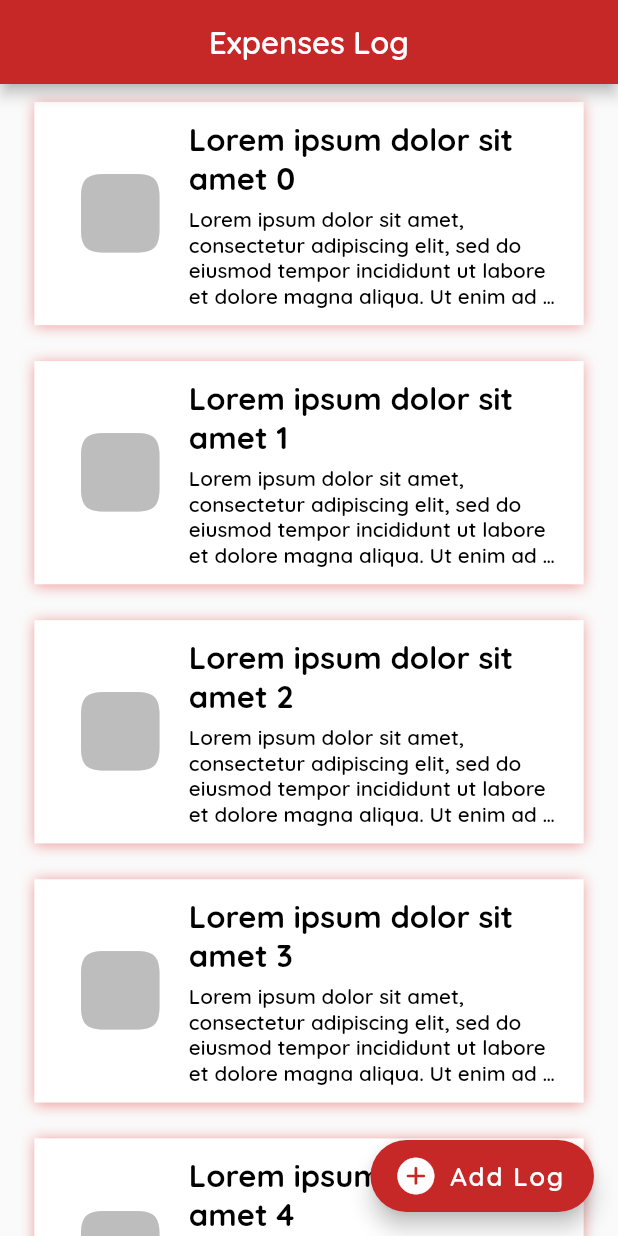
After one commit to ozaenzenzen/flutter-FAMExpensesLog, a Flutter app: the MainPage screen opened directly, on a phone screen of 412 x 824 dp. The commit adds this screen. Run offline on Flutter 3.47's test engine with Material 2 defaults, Android fonts, the light colour scheme and no system bars; our stand-ins replace flutter_screenutil, get, google_fonts; statements that could not run were skipped.

Commit message:
update location page

```diff
--- /dev/null
+++ b/lib/page/mainpage.dart
@@ -0,0 +1,70 @@
+import 'package:flutter/cupertino.dart';
+import 'package:flutter/material.dart';
+import 'package:flutter_fam_expenseslog/utils/fam_strings.dart';
+import 'package:flutter_fam_expenseslog/widget/expenselog_item.dart';
+import 'package:flutter_screenutil/flutter_screenutil.dart';
+import 'package:google_fonts/google_fonts.dart';
+
+class MainPage extends StatefulWidget {
+  @override
+  _MainPageState createState() => _MainPageState();
+}
+
+class _MainPageState extends State<MainPage> {
+  ScreenUtil screenUtil = ScreenUtil();
+  FAMStrings famStrings = FAMStrings();
+
+  @override
+  Widget build(BuildContext context) {
+    return Scaffold(
+      appBar: AppBar(
+        backgroundColor: Colors.red[800],
+        centerTitle: true,
+        title: Text(
+          "Expenses Log",
+          style: GoogleFonts.quicksand(
+            color: Colors.white,
+            fontSize: screenUtil.setSp(18),
+            fontWeight: FontWeight.w600,
+          ),
+        ),
+      ),
+      body: SingleChildScrollView(
+        // physics: ScrollPhysics(),
+        child: Container(
+          margin: EdgeInsets.symmetric(
+            horizontal: screenUtil.setWidth(20),
+          ),
+          child: ListView.builder(
+            physics: ScrollPhysics(),
+            shrinkWrap: true,
+            itemCount: 10,
+            itemBuilder: (context, index) {
+              return ExpensesLogItem(
+                index: index,
+                screenUtil: screenUtil,
+              );
+            },
+          ),
+        ),
+      ),
+      floatingActionButton: FloatingActionButton.extended(
+        backgroundColor: Colors.red[800],
+        label: Text(
+          "Add Log",
+          style: GoogleFonts.quicksand(
+            fontSize: screenUtil.setSp(15),
+            fontWeight: FontWeight.w600,
+          ),
+        ),
+        icon: Icon(
+          CupertinoIcons.add_circled_solid,
+          size: screenUtil.setSp(25),
+        ),
+        onPressed: () {
+          //
+        },
+      ),
+    );
+  }
+}
--- /dev/null
+++ b/lib/utils/fam_strings.dart
@@ -0,0 +1,5 @@
+class FAMStrings {
+  static const String lorem_ipsum_title = "Lorem ipsum dolor sit amet";
+  static const String lorem_ipsum_desc =
+      "Lorem ipsum dolor sit amet, consectetur adipiscing elit, sed do eiusmod tempor incididunt ut labore et dolore magna aliqua. Ut enim ad minim veniam, quis nostrud exercitation ullamco laboris nisi ut aliquip ex ea commodo consequat. Duis aute irure dolor in reprehenderit in voluptate velit esse cillum dolore eu fugiat nulla pariatur. Excepteur sint occaecat cupidatat non proident, sunt in culpa qui officia deserunt mollit anim id est laborum.";
+}
--- a/lib/widget/expenselog_item.dart
+++ b/lib/widget/expenselog_item.dart
@@ -1,6 +1,6 @@
 import 'package:flutter/cupertino.dart';
 import 'package:flutter/material.dart';
-import 'package:flutter_fam_expenseslog/fam_strings.dart';
+import 'package:flutter_fam_expenseslog/utils/fam_strings.dart';
 import 'package:flutter_screenutil/flutter_screenutil.dart';
 import 'package:google_fonts/google_fonts.dart';
 
```
